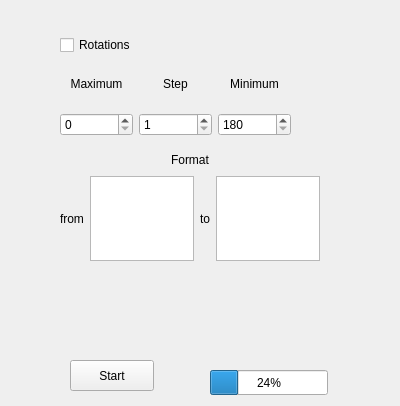
This is interface.ui in glintec-education/ajustImage as Qt 5 draws it before an edit. The edited form follows.
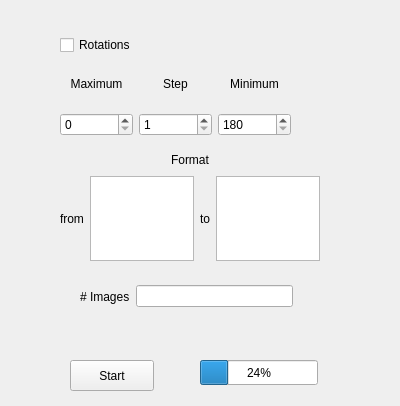
This is the edited form.

Commit message: Added virtual elements to gui and compute percentaje

What changed in the file:
```diff
--- a/interface.ui
+++ b/interface.ui
@@ -29,8 +29,8 @@
   <widget class="QProgressBar" name="progressBar">
    <property name="geometry">
     <rect>
-     <x>210</x>
-     <y>370</y>
+     <x>200</x>
+     <y>360</y>
      <width>118</width>
      <height>25</height>
     </rect>
@@ -217,6 +217,28 @@
     </item>
    </layout>
   </widget>
+  <widget class="QWidget" name="">
+   <property name="geometry">
+    <rect>
+     <x>80</x>
+     <y>280</y>
+     <width>213</width>
+     <height>33</height>
+    </rect>
+   </property>
+   <layout class="QHBoxLayout" name="horizontalLayout_4">
+    <item>
+     <widget class="QLabel" name="label_7">
+      <property name="text">
+       <string># Images</string>
+      </property>
+     </widget>
+    </item>
+    <item>
+     <widget class="QLineEdit" name="lEdTotalImgs"/>
+    </item>
+   </layout>
+  </widget>
  </widget>
  <resources/>
  <connections/>
```
The commit also changes 2 other files.
